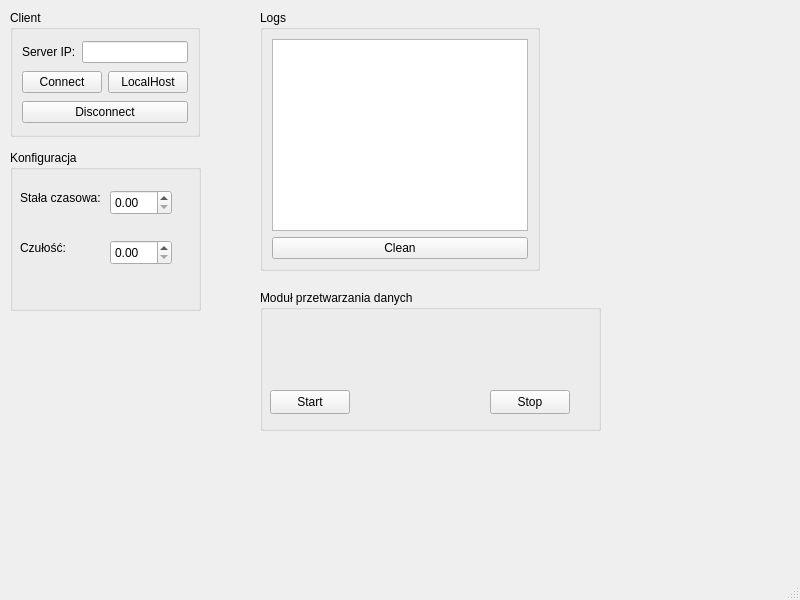
Old version of the form mainwindow.ui in the repository DamianJeu/QtMainApp.
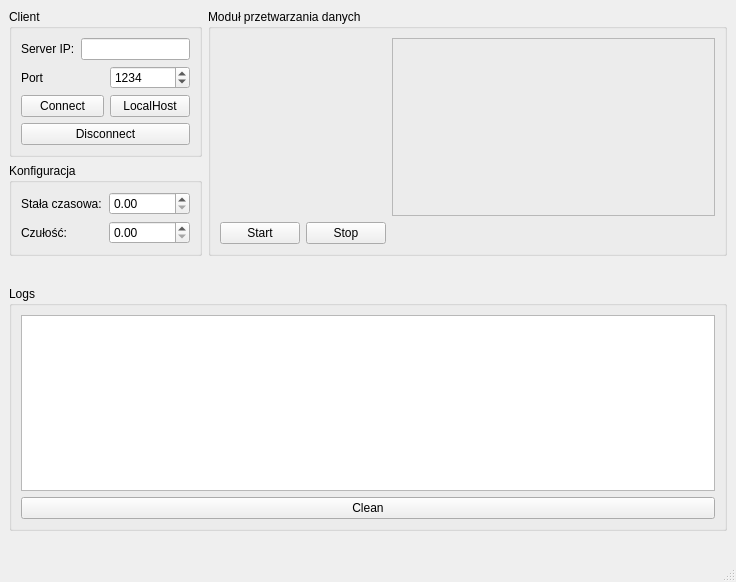
New version of the form.

The edit to the form file:
```diff
--- a/mainwindow.ui
+++ b/mainwindow.ui
@@ -6,183 +6,206 @@
    <rect>
     <x>0</x>
     <y>0</y>
-    <width>800</width>
-    <height>600</height>
+    <width>736</width>
+    <height>582</height>
    </rect>
   </property>
   <property name="windowTitle">
    <string>MainWindow</string>
   </property>
   <widget class="QWidget" name="centralwidget">
+   <layout class="QGridLayout" name="gridLayout_5">
+    <item row="4" column="1">
+     <spacer name="horizontalSpacer_2">
+      <property name="orientation">
+       <enum>Qt::Horizontal</enum>
+      </property>
+      <property name="sizeHint" stdset="0">
+       <size>
+        <width>40</width>
+        <height>20</height>
+       </size>
+      </property>
+     </spacer>
+    </item>
+    <item row="3" column="0" colspan="2">
+     <widget class="QGroupBox" name="groupBox_2">
+      <property name="title">
+       <string>Logs</string>
+      </property>
+      <layout class="QGridLayout" name="gridLayout_2">
+       <item row="1" column="0">
+        <widget class="QTextBrowser" name="textBrowser"/>
+       </item>
+       <item row="3" column="0">
+        <widget class="QPushButton" name="pushButtonCleanLogs">
+         <property name="text">
+          <string>Clean</string>
+         </property>
+        </widget>
+       </item>
+      </layout>
+     </widget>
+    </item>
+    <item row="0" column="1" rowspan="2">
+     <widget class="QGroupBox" name="groupBox_4">
+      <property name="title">
+       <string>Moduł przetwarzania danych</string>
+      </property>
+      <layout class="QGridLayout" name="gridLayout_4">
+       <item row="1" column="2">
+        <spacer name="horizontalSpacer">
+         <property name="orientation">
+          <enum>Qt::Horizontal</enum>
+         </property>
+         <property name="sizeHint" stdset="0">
+          <size>
+           <width>40</width>
+           <height>20</height>
+          </size>
+         </property>
+        </spacer>
+       </item>
+       <item row="0" column="2">
+        <widget class="QFrame" name="frame">
+         <property name="frameShape">
+          <enum>QFrame::StyledPanel</enum>
+         </property>
+         <property name="frameShadow">
+          <enum>QFrame::Raised</enum>
+         </property>
+        </widget>
+       </item>
+       <item row="0" column="1">
+        <spacer name="verticalSpacer">
+         <property name="orientation">
+          <enum>Qt::Vertical</enum>
+         </property>
+         <property name="sizeHint" stdset="0">
+          <size>
+           <width>20</width>
+           <height>40</height>
+          </size>
+         </property>
+        </spacer>
+       </item>
+       <item row="1" column="0">
+        <widget class="QPushButton" name="pushButtonStartData">
+         <property name="text">
+          <string>Start</string>
+         </property>
+        </widget>
+       </item>
+       <item row="1" column="1">
+        <widget class="QPushButton" name="pushButtonStopData">
+         <property name="text">
+          <string>Stop</string>
+         </property>
+        </widget>
+       </item>
+      </layout>
+     </widget>
+    </item>
+    <item row="0" column="0">
    <widget class="QGroupBox" name="groupBox">
-    <property name="geometry">
-     <rect>
-      <x>10</x>
-      <y>10</y>
-      <width>190</width>
-      <height>127</height>
-     </rect>
-    </property>
     <property name="title">
      <string>Client</string>
     </property>
     <layout class="QGridLayout" name="gridLayout">
-     <item row="0" column="0">
+       <item row="1" column="3">
+        <widget class="QSpinBox" name="spinBoxPort">
+         <property name="maximum">
+          <number>65535</number>
+         </property>
+         <property name="value">
+          <number>1234</number>
+         </property>
+        </widget>
+       </item>
+       <item row="2" column="0" colspan="3">
+        <widget class="QPushButton" name="pushButtonConnect">
+         <property name="text">
+          <string>Connect</string>
+         </property>
+        </widget>
+       </item>
+       <item row="0" column="0" colspan="2">
       <widget class="QLabel" name="label">
        <property name="text">
         <string>Server IP:</string>
        </property>
       </widget>
      </item>
-     <item row="0" column="1" colspan="2">
+       <item row="1" column="0">
+        <widget class="QLabel" name="label_4">
+         <property name="text">
+          <string>Port</string>
+         </property>
+        </widget>
+       </item>
+       <item row="0" column="2" colspan="2">
       <widget class="QLineEdit" name="lineEditIp"/>
      </item>
-     <item row="1" column="0" colspan="2">
-      <widget class="QPushButton" name="pushButtonConnect">
-       <property name="text">
-        <string>Connect</string>
-       </property>
-      </widget>
-     </item>
-     <item row="1" column="2">
-      <widget class="QPushButton" name="pushButtonLocalHost">
-       <property name="text">
-        <string>LocalHost</string>
-       </property>
-      </widget>
-     </item>
-     <item row="2" column="0" colspan="3">
+       <item row="3" column="0" colspan="4">
       <widget class="QPushButton" name="pushButton">
        <property name="text">
         <string>Disconnect</string>
        </property>
       </widget>
      </item>
-    </layout>
-   </widget>
-   <widget class="QGroupBox" name="groupBox_2">
-    <property name="geometry">
-     <rect>
-      <x>260</x>
-      <y>10</y>
-      <width>280</width>
-      <height>261</height>
-     </rect>
-    </property>
-    <property name="title">
-     <string>Logs</string>
-    </property>
-    <layout class="QGridLayout" name="gridLayout_2">
-     <item row="0" column="0">
-      <widget class="QTextBrowser" name="textBrowser"/>
-     </item>
-     <item row="1" column="0">
-      <widget class="QPushButton" name="pushButtonCleanLogs">
+       <item row="2" column="3">
+        <widget class="QPushButton" name="pushButtonLocalHost">
        <property name="text">
-        <string>Clean</string>
+          <string>LocalHost</string>
        </property>
       </widget>
      </item>
     </layout>
    </widget>
+    </item>
+    <item row="1" column="0">
    <widget class="QGroupBox" name="groupBox_3">
-    <property name="geometry">
-     <rect>
-      <x>10</x>
-      <y>150</y>
-      <width>191</width>
-      <height>161</height>
-     </rect>
-    </property>
     <property name="title">
      <string>Konfiguracja</string>
     </property>
+      <layout class="QGridLayout" name="gridLayout_3">
+       <item row="0" column="0">
     <widget class="QLabel" name="label_2">
-     <property name="geometry">
-      <rect>
-       <x>10</x>
-       <y>40</y>
-       <width>81</width>
-       <height>16</height>
-      </rect>
-     </property>
      <property name="text">
       <string>Stała czasowa:</string>
      </property>
     </widget>
+       </item>
+       <item row="0" column="1">
+        <widget class="QDoubleSpinBox" name="doubleSpinTimeConst"/>
+       </item>
+       <item row="1" column="0">
     <widget class="QLabel" name="label_3">
-     <property name="geometry">
-      <rect>
-       <x>10</x>
-       <y>90</y>
-       <width>81</width>
-       <height>16</height>
-      </rect>
-     </property>
      <property name="text">
       <string>Czułość:</string>
      </property>
     </widget>
-    <widget class="QDoubleSpinBox" name="doubleSpinTimeConst">
-     <property name="geometry">
-      <rect>
-       <x>100</x>
-       <y>40</y>
-       <width>62</width>
-       <height>25</height>
-      </rect>
-     </property>
-    </widget>
-    <widget class="QDoubleSpinBox" name="doubleSpinBoxSensitivity">
-     <property name="geometry">
-      <rect>
-       <x>100</x>
-       <y>90</y>
-       <width>62</width>
-       <height>25</height>
-      </rect>
-     </property>
-    </widget>
-   </widget>
-   <widget class="QGroupBox" name="groupBox_4">
-    <property name="geometry">
-     <rect>
-      <x>260</x>
-      <y>290</y>
-      <width>341</width>
-      <height>141</height>
-     </rect>
-    </property>
-    <property name="title">
-     <string>Moduł przetwarzania danych</string>
-    </property>
-    <widget class="QPushButton" name="pushButtonStartData">
-     <property name="geometry">
-      <rect>
-       <x>10</x>
-       <y>100</y>
-       <width>80</width>
-       <height>24</height>
-      </rect>
-     </property>
-     <property name="text">
-      <string>Start</string>
-     </property>
-    </widget>
-    <widget class="QPushButton" name="pushButtonStopData">
-     <property name="geometry">
-      <rect>
-       <x>230</x>
-       <y>100</y>
-       <width>80</width>
-       <height>24</height>
-      </rect>
-     </property>
-     <property name="text">
-      <string>Stop</string>
-     </property>
-    </widget>
-   </widget>
+       </item>
+       <item row="1" column="1">
+        <widget class="QDoubleSpinBox" name="doubleSpinBoxSensitivity"/>
+       </item>
+      </layout>
+     </widget>
+    </item>
+    <item row="2" column="0">
+     <spacer name="verticalSpacer_2">
+      <property name="orientation">
+       <enum>Qt::Vertical</enum>
+      </property>
+      <property name="sizeHint" stdset="0">
+       <size>
+        <width>20</width>
+        <height>40</height>
+       </size>
+      </property>
+     </spacer>
+    </item>
+   </layout>
   </widget>
   <widget class="QMenuBar" name="menubar">
    <property name="geometry">
```
Left out of the diff: 2 changed lines with no effect on the pictures. Lines whose indentation alone changed are shown as unchanged.
